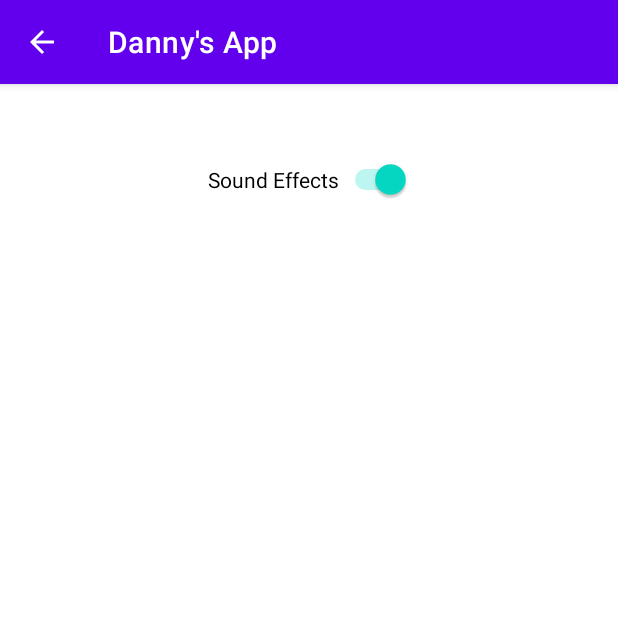
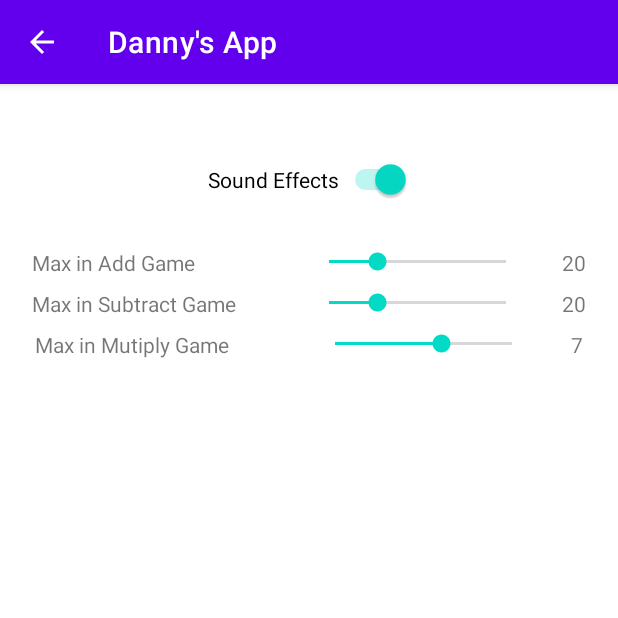
Before and after one commit to roberthinch/DannyApp, an Android app: the settings screen opened directly, with no data from a screen before it, on a phone screen of 412 x 824 dp, the top half of it. Run offline under Robolectric (Android 15) with nearby library versions, the light colour scheme and no system bars.

Commit message:
Add changing the max number in the adding games to the setting files

```diff
--- a/app/src/main/java/com/example/myapplication/MainActivity.java
+++ b/app/src/main/java/com/example/myapplication/MainActivity.java
@@ -17,6 +17,9 @@ public class MainActivity extends AppCompatActivity {
     public static boolean SOUND_EFFECTS = true;
     public static WordStore WORD_STORE;
     public static int INITIALISED = 0;
+    public static int MAX_NUMBER_ADD_GAME = 20;
+    public static int MAX_NUMBER_SUBTRACT_GAME = 20;
+    public static int MAX_NUMBER_MUTIPLIY_GAME = 7;
 
     @Override
     protected void onCreate(Bundle savedInstanceState) {
@@ -57,7 +60,7 @@ public class MainActivity extends AppCompatActivity {
         intent.putExtra( CURRENT_QUESTION_NUMBER, 0 );
         intent.putExtra( CURRENT_TOTAL_CORRECT, 0 );
         intent.putExtra( CURRENT_OPERATOR_TYPE, 0 );
-        intent.putExtra( CURRENT_MAX_NUMBER, 20 );
+        intent.putExtra( CURRENT_MAX_NUMBER, MAX_NUMBER_ADD_GAME );
         intent.putExtra( CURRENT_SCORE, 0 );
         startActivity(intent);
     }
@@ -68,7 +71,7 @@ public class MainActivity extends AppCompatActivity {
         intent.putExtra( CURRENT_QUESTION_NUMBER, 0 );
         intent.putExtra( CURRENT_TOTAL_CORRECT, 0 );
         intent.putExtra( CURRENT_OPERATOR_TYPE, 1 );
-        intent.putExtra( CURRENT_MAX_NUMBER, 20 );
+        intent.putExtra( CURRENT_MAX_NUMBER, MAX_NUMBER_SUBTRACT_GAME );
         intent.putExtra( CURRENT_SCORE, -1 );
         startActivity(intent);
     }
@@ -79,7 +82,7 @@ public class MainActivity extends AppCompatActivity {
         intent.putExtra( CURRENT_QUESTION_NUMBER, 0 );
         intent.putExtra( CURRENT_TOTAL_CORRECT, 0 );
         intent.putExtra( CURRENT_OPERATOR_TYPE, 2 );
-        intent.putExtra( CURRENT_MAX_NUMBER, 7 );
+        intent.putExtra( CURRENT_MAX_NUMBER, MAX_NUMBER_MUTIPLIY_GAME );
         intent.putExtra( CURRENT_SCORE, -1 );
         startActivity(intent);
     }
--- a/app/src/main/java/com/example/myapplication/settings.java
+++ b/app/src/main/java/com/example/myapplication/settings.java
@@ -3,6 +3,7 @@ package com.example.myapplication;
 import android.os.Build;
 import android.os.Bundle;
 import android.widget.CompoundButton;
+import android.widget.SeekBar;
 import android.widget.Switch;
 import android.widget.TextView;
 
@@ -16,6 +17,7 @@ public class settings extends AppCompatActivity {
         super.onCreate(savedInstanceState);
         setContentView(R.layout.activity_settings);
 
+        // set up sound effects switch
         Switch sw = (Switch) findViewById(R.id.sound_effects);
         sw.setChecked(MainActivity.SOUND_EFFECTS);
         sw.setOnCheckedChangeListener(new CompoundButton.OnCheckedChangeListener() {
@@ -27,5 +29,70 @@ public class settings extends AppCompatActivity {
                 }
             }
         });
+
+        // set up adding slider
+        TextView maxAddView = (TextView) findViewById(R.id.maxAddNumberValue);
+        maxAddView.setText( String.valueOf( MainActivity.MAX_NUMBER_ADD_GAME ));
+        SeekBar addBar = (SeekBar)findViewById(R.id.maxAddNumberBar);
+        addBar.setMax(49);
+        addBar.setMin(9);
+        addBar.setProgress(MainActivity.MAX_NUMBER_ADD_GAME);
+        addBar.setOnSeekBarChangeListener(new SeekBar.OnSeekBarChangeListener() {
+            @Override
+            public void onStopTrackingTouch(SeekBar arg0) {
+            }
+            @Override
+            public void onStartTrackingTouch(SeekBar arg0) {
+            }
+            @Override
+            public void onProgressChanged(SeekBar arg0, int arg1, boolean arg2) {
+                maxAddView.setText( String.valueOf(arg1) );
+                MainActivity.MAX_NUMBER_ADD_GAME = arg1;
+            }
+        });
+
+        // set up subtract slider
+        TextView maxSubView = (TextView) findViewById(R.id.maxSubtractNumberValue);
+        maxSubView.setText( String.valueOf( MainActivity.MAX_NUMBER_SUBTRACT_GAME ));
+        SeekBar subBar = (SeekBar)findViewById(R.id.maxSubtractNumberBar);
+        subBar.setMax(49);
+        subBar.setMin(9);
+        subBar.setProgress(MainActivity.MAX_NUMBER_SUBTRACT_GAME);
+        subBar.setOnSeekBarChangeListener(new SeekBar.OnSeekBarChangeListener() {
+            @Override
+            public void onStopTrackingTouch(SeekBar arg0) {
+            }
+            @Override
+            public void onStartTrackingTouch(SeekBar arg0) {
+            }
+            @Override
+            public void onProgressChanged(SeekBar arg0, int arg1, boolean arg2) {
+                maxSubView.setText( String.valueOf(arg1) );
+                MainActivity.MAX_NUMBER_SUBTRACT_GAME = arg1;
+            }
+        });
+
+        // set up mutpliy slider
+        TextView maxMultView = (TextView) findViewById(R.id.maxMultiplyNumberValue);
+        maxMultView.setText( String.valueOf( MainActivity.MAX_NUMBER_MUTIPLIY_GAME ));
+        SeekBar multBar = (SeekBar)findViewById(R.id.maxMultiplyNumberBar);
+        multBar.setMax(9);
+        multBar.setMin(4);
+        multBar.setProgress(MainActivity.MAX_NUMBER_MUTIPLIY_GAME);
+        multBar.setOnSeekBarChangeListener(new SeekBar.OnSeekBarChangeListener() {
+            @Override
+            public void onStopTrackingTouch(SeekBar arg0) {
+            }
+            @Override
+            public void onStartTrackingTouch(SeekBar arg0) {
+            }
+            @Override
+            public void onProgressChanged(SeekBar arg0, int arg1, boolean arg2) {
+                maxMultView.setText( String.valueOf(arg1) );
+                MainActivity.MAX_NUMBER_MUTIPLIY_GAME = arg1;
+            }
+        });
+
+
     }
 }
--- a/app/src/main/res/layout/activity_settings.xml
+++ b/app/src/main/res/layout/activity_settings.xml
@@ -15,11 +15,123 @@
         android:layout_marginTop="50dp"
         android:layout_marginEnd="36dp"
         android:layout_marginRight="36dp"
+        android:singleLine="false"
+        android:text="@string/sound_effects"
         app:layout_constraintEnd_toEndOf="parent"
         app:layout_constraintHorizontal_bias="0.5"
         app:layout_constraintStart_toStartOf="parent"
-        app:layout_constraintTop_toTopOf="parent"
+        app:layout_constraintTop_toTopOf="parent" />
+
+    <TextView
+        android:id="@+id/maxAddNumberText"
+        android:layout_width="wrap_content"
+        android:layout_height="wrap_content"
+        android:layout_marginTop="32dp"
+        android:ems="10"
+        android:inputType="textPersonName"
         android:singleLine="false"
-        android:text="@string/sound_effects"
-        tools:layout_editor_absoluteX="161dp" />
+        android:text="Max in Add Game"
+        app:layout_constraintEnd_toStartOf="@+id/maxAddNumberBar"
+        app:layout_constraintHorizontal_bias="0.5"
+        app:layout_constraintStart_toStartOf="parent"
+        app:layout_constraintTop_toBottomOf="@+id/sound_effects" />
+
+    <SeekBar
+        android:id="@+id/maxAddNumberBar"
+        android:layout_width="150dp"
+        android:layout_height="18dp"
+        android:layout_marginTop="32dp"
+        app:layout_constraintEnd_toStartOf="@+id/maxAddNumberValue"
+        app:layout_constraintHorizontal_bias="0.5"
+        app:layout_constraintStart_toEndOf="@+id/maxAddNumberText"
+        app:layout_constraintTop_toBottomOf="@+id/sound_effects" />
+
+    <TextView
+        android:id="@+id/maxAddNumberValue"
+        android:layout_width="wrap_content"
+        android:layout_height="wrap_content"
+        android:layout_marginTop="32dp"
+        android:inputType="textPersonName"
+        android:singleLine="false"
+        android:text="20"
+        app:layout_constraintEnd_toEndOf="parent"
+        app:layout_constraintHorizontal_bias="0.5"
+        app:layout_constraintStart_toEndOf="@+id/maxAddNumberBar"
+        app:layout_constraintTop_toBottomOf="@+id/sound_effects" />
+
+    <TextView
+        android:id="@+id/maxSubtractNumberText"
+        android:layout_width="wrap_content"
+        android:layout_height="wrap_content"
+        android:layout_marginTop="8dp"
+        android:ems="10"
+        android:inputType="textPersonName"
+        android:singleLine="false"
+        android:text="Max in Subtract Game"
+        app:layout_constraintEnd_toStartOf="@+id/maxSubtractNumberBar"
+        app:layout_constraintHorizontal_bias="0.5"
+        app:layout_constraintStart_toStartOf="parent"
+        app:layout_constraintTop_toBottomOf="@+id/maxAddNumberValue" />
+
+    <SeekBar
+        android:id="@+id/maxSubtractNumberBar"
+        android:layout_width="150dp"
+        android:layout_height="18dp"
+        android:layout_marginTop="8dp"
+        app:layout_constraintEnd_toStartOf="@+id/maxSubtractNumberValue"
+        app:layout_constraintHorizontal_bias="0.5"
+        app:layout_constraintStart_toEndOf="@+id/maxSubtractNumberText"
+        app:layout_constraintTop_toBottomOf="@+id/maxAddNumberValue" />
+
+    <TextView
+        android:id="@+id/maxSubtractNumberValue"
+        android:layout_width="wrap_content"
+        android:layout_height="wrap_content"
+        android:layout_marginTop="8dp"
+        android:inputType="textPersonName"
+        android:singleLine="false"
+        android:text="20"
+        app:layout_constraintEnd_toEndOf="parent"
+        app:layout_constraintHorizontal_bias="0.5"
+        app:layout_constraintStart_toEndOf="@+id/maxSubtractNumberBar"
+        app:layout_constraintTop_toBottomOf="@+id/maxAddNumberValue"/>
+
+    <TextView
+        android:id="@+id/maxMultiplyNumberText"
+        android:layout_width="wrap_content"
+        android:layout_height="wrap_content"
+        android:layout_marginTop="8dp"
+        android:ems="10"
+        android:inputType="textPersonName"
+        android:singleLine="false"
+        android:text="Max in Mutiply Game"
+        app:layout_constraintEnd_toStartOf="@+id/maxMultiplyNumberBar"
+        app:layout_constraintHorizontal_bias="0.5"
+        app:layout_constraintStart_toStartOf="parent"
+        app:layout_constraintTop_toBottomOf="@+id/maxSubtractNumberValue" />
+
+    <SeekBar
+        android:id="@+id/maxMultiplyNumberBar"
+        android:layout_width="150dp"
+        android:layout_height="18dp"
+        android:layout_marginTop="8dp"
+        app:layout_constraintEnd_toStartOf="@+id/maxMultiplyNumberValue"
+        app:layout_constraintHorizontal_bias="0.5"
+        app:layout_constraintStart_toEndOf="@+id/maxMultiplyNumberText"
+        app:layout_constraintTop_toBottomOf="@+id/maxSubtractNumberValue" />
+
+    <TextView
+        android:id="@+id/maxMultiplyNumberValue"
+        android:layout_width="wrap_content"
+        android:layout_height="wrap_content"
+        android:layout_marginTop="8dp"
+        android:inputType="textPersonName"
+        android:singleLine="false"
+        android:text="20"
+        app:layout_constraintEnd_toEndOf="parent"
+        app:layout_constraintHorizontal_bias="0.5"
+        app:layout_constraintStart_toEndOf="@+id/maxMultiplyNumberBar"
+        app:layout_constraintTop_toBottomOf="@+id/maxSubtractNumberValue"/>
+
+
 </androidx.constraintlayout.widget.ConstraintLayout>
```
